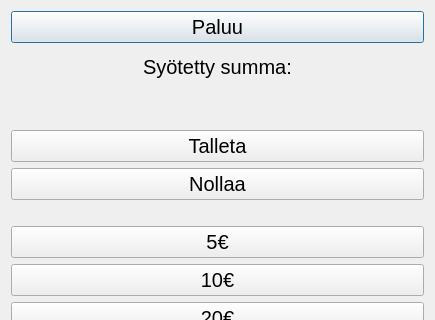
25kmo-project/group_7, file bank_automat/deposit.ui: the form before one commit; both pictures show x 0 to 435 and y 0 to 320 of the 435 by 497 pixel window.
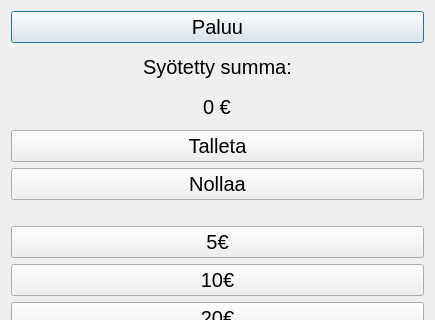
The form after the commit.

Patch:
```diff
--- a/bank_automat/deposit.ui
+++ b/bank_automat/deposit.ui
@@ -33,10 +33,10 @@
      </property>
     </widget>
    </item>
-   <item>
+   <item alignment="Qt::AlignmentFlag::AlignHCenter">
     <widget class="QLabel" name="labelAddedAmount">
      <property name="text">
-      <string/>
+      <string>0 €</string>
      </property>
     </widget>
    </item>
```
